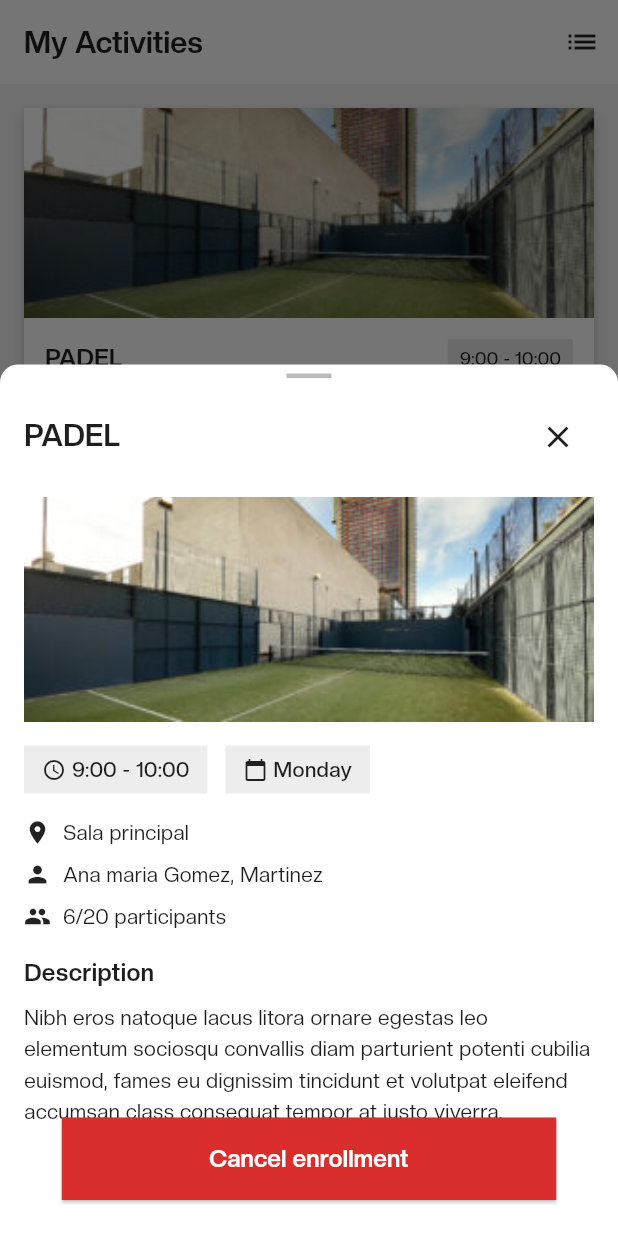
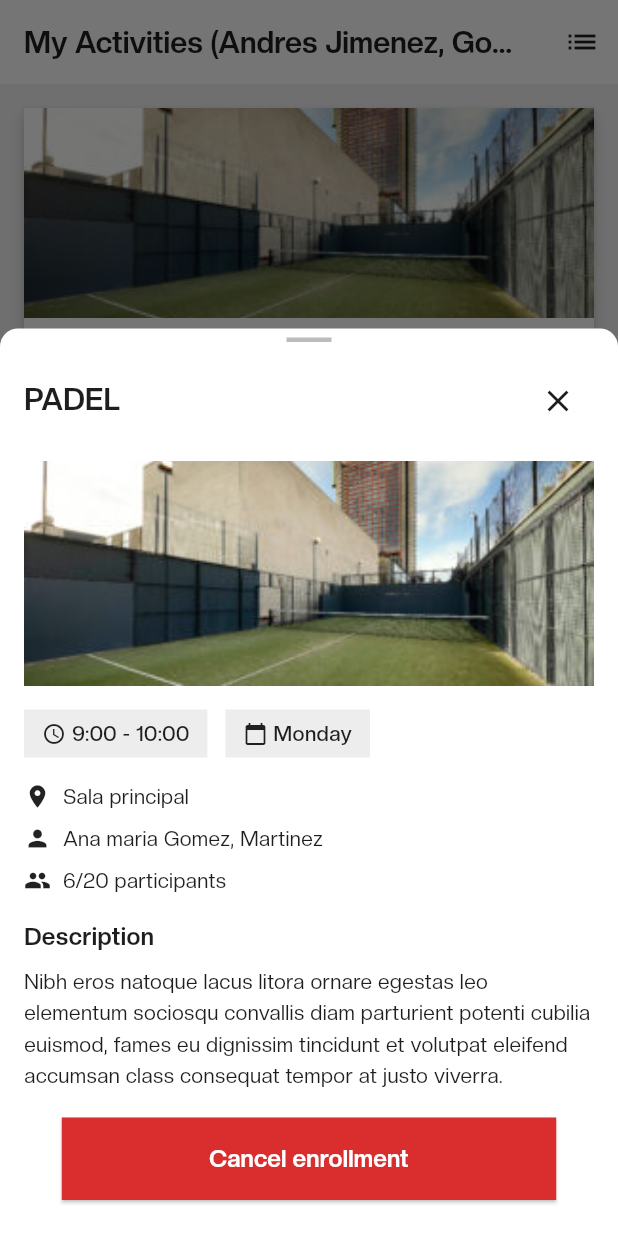
Before and after one commit to cyberfanta/club_metropolitan, a Flutter app: the screen it shows after launch, after a tap on "PADEL", on a phone screen of 412 x 824 dp. Run offline on Flutter 3.47's test engine with Material 3 defaults, Android fonts, the phone set to English and light mode, and no system bars; our stand-ins replace flutter_bloc.

Commit message:
Feat: Adding the member name into my activities view

```diff
--- a/lib/data/services/data_service.dart
+++ b/lib/data/services/data_service.dart
@@ -3,6 +3,7 @@ import 'dart:convert';
 import 'package:flutter/services.dart';
 
 import '../../domain/models/activity.dart';
+import '../../domain/models/member.dart';
 import '../../domain/models/trainer.dart';
 import '../../utils/stamp.dart';
 
@@ -17,6 +18,7 @@ class DataService {
   // Data caching
   List<Activity>? _activities;
   List<Trainer>? _trainers;
+  List<Member>? _members;
 
   // Current user ID (for demo purposes)
   final int _currentUserId = 1; // Assuming user with ID 1 for this demo
@@ -88,6 +90,35 @@ class DataService {
 
       return [];
     }
+  }
+
+  // Load user from JSON
+  Future<List<Member>> getMembers() async {
+    if (_members != null) {
+      return _members!;
+    }
+
+    try {
+      final String jsonString = await rootBundle.loadString(
+        'assets/entry_data/list_members.json',
+      );
+      final List<dynamic> jsonList = json.decode(jsonString);
+
+      _members = jsonList.map((json) => Member.fromJson(json)).toList();
+
+      return _members!;
+    } catch (e) {
+      stamp('DataService', 'Error loading members: $e');
+
+      return [];
+    }
+  }
+
+  // Get member name
+  Future<String> getMemberName() async {
+    final members = await getMembers();
+    final member = members.first;
+    return member.fullName;
   }
 
   // Get activities where the current user is enrolled
--- /dev/null
+++ b/lib/domain/models/member.dart
@@ -0,0 +1,24 @@
+class Member {
+  final int id;
+  final String name;
+  final String lastName;
+  final String dni;
+
+  Member({
+    required this.id,
+    required this.name,
+    required this.lastName,
+    required this.dni,
+  });
+
+  factory Member.fromJson(Map<String, dynamic> json) {
+    return Member(
+      id: json['idPersona'],
+      name: json['nombre'],
+      lastName: json['apellidos'],
+      dni: json['DNI'],
+    );
+  }
+
+  String get fullName => '$name $lastName';
+}
--- a/lib/presentation/components/activity_detail_modal.dart
+++ b/lib/presentation/components/activity_detail_modal.dart
@@ -81,7 +81,7 @@ class ActivityDetailModal extends StatelessWidget {
 
           // Complete content with scroll
           Container(
-            margin: EdgeInsets.only(bottom: isMobileLandscape ? 84 : 72),
+            margin: EdgeInsets.only(bottom: isMobileLandscape ? 84 : 96),
             child: ListView(
               shrinkWrap: true,
               physics: isMobileLandscape
--- a/lib/presentation/screens/user_activities_view.dart
+++ b/lib/presentation/screens/user_activities_view.dart
@@ -26,6 +26,7 @@ class _UserActivitiesViewState extends State<UserActivitiesView> {
   final UserActivitiesViewUseCases _useCases = UserActivitiesViewUseCases();
   List<Activity> _userActivities = [];
   bool _isLoading = true;
+  String _memberName = "";
 
   late UiTexts _uiTexts;
 
@@ -39,20 +40,25 @@ class _UserActivitiesViewState extends State<UserActivitiesView> {
   @override
   void initState() {
     super.initState();
-
-    _loadUserActivities();
+    _loadUserData();
   }
 
-  Future<void> _loadUserActivities() async {
+  Future<void> _loadUserData() async {
     setState(() {
       _isLoading = true;
     });
 
     try {
-      final activities = await _dataService.getUserActivities();
+      // Cargar el nombre del usuario y las actividades en paralelo
+      final memberNameFuture = _dataService.getMemberName();
+      final activitiesFuture = _dataService.getUserActivities();
+
+      // Esperar a que ambas cargas terminen
+      final results = await Future.wait([memberNameFuture, activitiesFuture]);
 
       setState(() {
-        _userActivities = activities;
+        _memberName = results[0] as String;
+        _userActivities = results[1] as List<Activity>;
         _isLoading = false;
       });
     } catch (e) {
@@ -60,7 +66,7 @@ class _UserActivitiesViewState extends State<UserActivitiesView> {
         _isLoading = false;
       });
 
-      stamp('UserActivitiesView', 'Error loading user activities: $e');
+      stamp('UserActivitiesView', 'Error loading user data: $e');
     }
   }
 
@@ -117,7 +123,7 @@ class _UserActivitiesViewState extends State<UserActivitiesView> {
         appBar: AppBar(
           backgroundColor: cWhite,
           elevation: 0,
-          title: Text(_uiTexts.myActivities, style: styleBold(fontSize: 20)),
+          title: Text("${_uiTexts.myActivities} ($_memberName)", style: styleBold(fontSize: 20)),
           actions: [
             IconButton(
               icon: Icon(Icons.list, color: cBlack),
@@ -128,7 +134,7 @@ class _UserActivitiesViewState extends State<UserActivitiesView> {
                     builder:
                         (context) => AllActivitiesView(
                           onUserActivitiesChanged: (_) {
-                            _loadUserActivities();
+                            _loadUserData();
                           },
                         ),
                   ),
@@ -168,7 +174,7 @@ class _UserActivitiesViewState extends State<UserActivitiesView> {
                               builder:
                                   (context) => AllActivitiesView(
                                     onUserActivitiesChanged: (_) {
-                                      _loadUserActivities();
+                                      _loadUserData();
                                     },
                                   ),
                             ),
@@ -196,7 +202,7 @@ class _UserActivitiesViewState extends State<UserActivitiesView> {
                   ),
                 )
                 : RefreshIndicator(
-                  onRefresh: _loadUserActivities,
+                  onRefresh: _loadUserData,
                   child: ListView.builder(
                     padding: const EdgeInsets.all(16),
                     itemCount: _userActivities.length,
```
